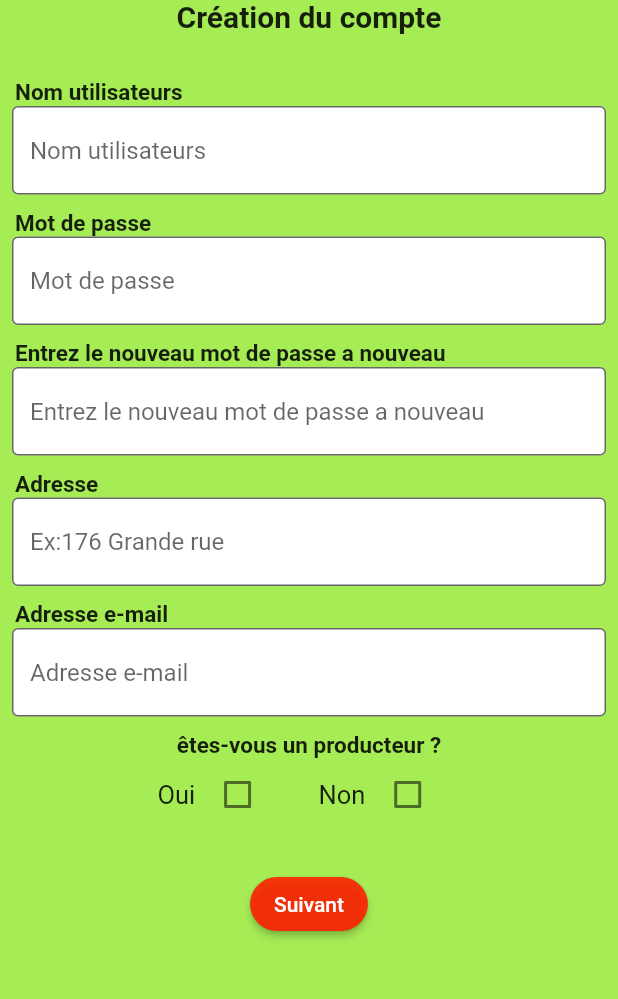
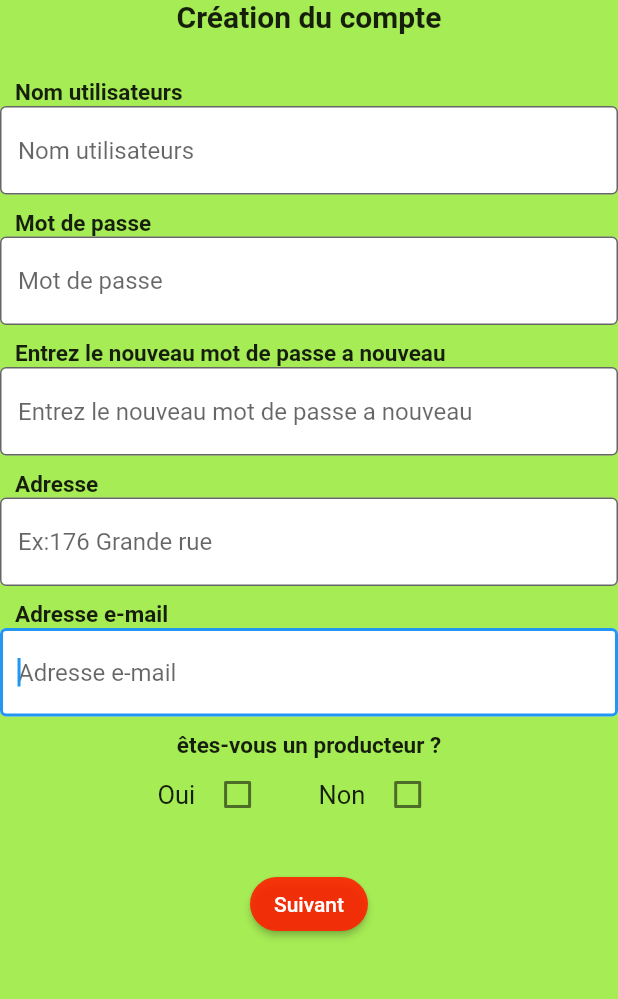
Before and after one commit to EdMkn/Capprojet_Locotigo, a Flutter app: the Page3 screen opened by its route, on a phone screen of 412 x 824 dp, the part 68-1067 px from its top. Run offline on Flutter 3.47's test engine with Material 2 defaults, Android fonts, the phone set to English and light mode, and no system bars; our stand-ins replace parse_server_sdk_flutter; missing offline and left inert: maps_launcher; network calls fail.

Commit message:
modification de la page d'inscription

```diff
--- a/lib/create_account.dart
+++ b/lib/create_account.dart
@@ -3,17 +3,73 @@ import 'dart:async';
 import 'main.dart';
 import 'create_account_next.dart';
 
-class Page3 extends StatelessWidget {
+class Page3 extends StatefulWidget {
+  @override
+  _Page3State createState() => _Page3State();
+}
+
+class _Page3State extends State<Page3> {
   final _formKey = GlobalKey<FormState>();
   bool valuefirst = false;
   bool valuesecond = false;
   bool isChecked = false;
+  final todoController = TextEditingController();
+
+  String username = '';
+  String pswd = '';
+  String adresse = '';
+  String email = '';
+
+  validationForm() {
+    if (_formKey.currentState != null) {
+      if (_formKey.currentState!.validate()) {
+        _formKey.currentState!.save();
+        debugPrint('$username');
+        debugPrint('$pswd');
+        debugPrint('$adresse');
+        debugPrint('$email');
+        _formKey.currentState!.reset();
+        Navigator.push(context,
+            MaterialPageRoute(builder: (BuildContext context) {
+          return Page4();
+        }));
+      } else {
+        debugPrint('Error...');
+      }
+    } else {
+      debugPrint('impossible');
+    }
+  }
+
+  /*void addToDo() async {
+    if (todoController.text.trim().isEmpty) {
+      ScaffoldMessenger.of(context).showSnackBar(SnackBar(
+        content: Text("Empty title"),
+        duration: Duration(seconds: 2),
+      ));
+      return;
+    }
+    await saveTodo(todoController.text);
+    setState(() {
+      todoController.clear();
+    });
+  }
+  Future<void> saveTodo(String title) async {
+    await Future.delayed(Duration(seconds: 1), () {});
+  }
+
+  Future<List<ParseObject>> getTodo() async {
+    await Future.delayed(Duration(seconds: 2), () {});
+    return [];
+  }*/
   @override
   Widget build(BuildContext context) {
     return Scaffold(
       backgroundColor:
           Color.alphaBlend(Color(0xffa6ec55), Colors.lightGreenAccent),
-      body: Center(
+      body: Form(
+        key: _formKey,
+        child: Center(
           child: Column(
             children: <Widget>[
               Align(
@@ -36,22 +92,29 @@ class Page3 extends StatelessWidget {
                     alignment: Alignment.center,
                     child: Text(
                       'Nom utilisateurs',
-                    style: TextStyle(fontSize: 15, fontWeight: FontWeight.bold),
+                      style:
+                          TextStyle(fontSize: 15, fontWeight: FontWeight.bold),
                     ),
                   ),
                 ],
               ),
-            const Padding(
-              padding: EdgeInsets.symmetric(horizontal: 8),
-              child: TextField(
+              //             const Padding(
+              //              padding: EdgeInsets.symmetric(horizontal: 8),
+              //              child:
+              TextFormField(
                 decoration: InputDecoration(
                   filled: true, //<-- SEE HERE
                   fillColor: Color(0xffffffff),
                   border: OutlineInputBorder(),
                   hintText: 'Nom utilisateurs',
                 ),
+                keyboardType: TextInputType.text,
+                validator: (val) =>
+                    {val ?? ''}.length == 0 ? "Validez votre nom" : null,
+                onSaved: (val) => username = val ?? '',
+                //onSubmitted: (value) => {},
               ),
-            ),
+//              ),
               SizedBox(
                 //Use of SizedBox
                 height: 10,
@@ -65,21 +128,21 @@ class Page3 extends StatelessWidget {
                     alignment: Alignment.center,
                     child: Text(
                       'Mot de passe',
-                    style: TextStyle(fontSize: 15, fontWeight: FontWeight.bold),
+                      style:
+                          TextStyle(fontSize: 15, fontWeight: FontWeight.bold),
                     ),
                   ),
                 ],
               ),
-            const Padding(
-              padding: EdgeInsets.symmetric(horizontal: 8),
-              child: TextField(
+              TextFormField(
                 decoration: InputDecoration(
                   filled: true, //<-- SEE HERE
                   fillColor: Color(0xffffffff),
                   border: OutlineInputBorder(),
                   hintText: 'Mot de passe',
                 ),
-              ),
+                keyboardType: TextInputType.text,
+                onSaved: (val) => pswd = val ?? '',
               ),
               SizedBox(
                 //Use of SizedBox
@@ -94,21 +157,22 @@ class Page3 extends StatelessWidget {
                     alignment: Alignment.center,
                     child: Text(
                       'Entrez le nouveau mot de passe a nouveau',
-                    style: TextStyle(fontSize: 15, fontWeight: FontWeight.bold),
+                      style:
+                          TextStyle(fontSize: 15, fontWeight: FontWeight.bold),
                     ),
                   ),
                 ],
               ),
-            const Padding(
-              padding: EdgeInsets.symmetric(horizontal: 8),
-              child: TextField(
+              TextFormField(
                 decoration: InputDecoration(
                   filled: true, //<-- SEE HERE
                   fillColor: Color(0xffffffff),
                   border: OutlineInputBorder(),
                   hintText: 'Entrez le nouveau mot de passe a nouveau',
                 ),
-              ),
+                keyboardType: TextInputType.text,
+                validator: (val) =>
+                    pswd != val ? "Les mots de passe sont differents" : null,
               ),
               SizedBox(
                 //Use of SizedBox
@@ -123,21 +187,21 @@ class Page3 extends StatelessWidget {
                     alignment: Alignment.center,
                     child: Text(
                       'Adresse',
-                    style: TextStyle(fontSize: 15, fontWeight: FontWeight.bold),
+                      style:
+                          TextStyle(fontSize: 15, fontWeight: FontWeight.bold),
                     ),
                   ),
                 ],
               ),
-            const Padding(
-              padding: EdgeInsets.symmetric(horizontal: 8),
-              child: TextField(
+              TextFormField(
                 decoration: InputDecoration(
                   filled: true, //<-- SEE HERE
                   fillColor: Color(0xffffffff),
                   border: OutlineInputBorder(),
                   hintText: 'Ex:176 Grande rue',
                 ),
-              ),
+                keyboardType: TextInputType.text,
+                onSaved: (val) => adresse = val ?? '',
               ),
               SizedBox(
                 //Use of SizedBox
@@ -152,21 +216,24 @@ class Page3 extends StatelessWidget {
                     alignment: Alignment.center,
                     child: Text(
                       'Adresse e-mail',
-                    style: TextStyle(fontSize: 15, fontWeight: FontWeight.bold),
+                      style:
+                          TextStyle(fontSize: 15, fontWeight: FontWeight.bold),
                     ),
                   ),
                 ],
               ),
-            const Padding(
-              padding: EdgeInsets.symmetric(horizontal: 8),
-              child: TextField(
+              TextFormField(
                 decoration: InputDecoration(
                   filled: true, //<-- SEE HERE
                   fillColor: Color(0xffffffff),
                   border: OutlineInputBorder(),
                   hintText: 'Adresse e-mail',
                 ),
-              ),
+                keyboardType: TextInputType.text,
+                autocorrect: true,
+                autofocus: true,
+                onSaved: (val) => email = val ?? '',
+                obscureText: true,
               ),
               SizedBox(
                 //Use of SizedBox
@@ -209,12 +276,7 @@ class Page3 extends StatelessWidget {
                 height: 25,
               ),
               ElevatedButton(
-              onPressed: () {
-                Navigator.push(context,
-                    MaterialPageRoute(builder: (BuildContext context) {
-                  return Page4();
-                }));
-              },
+                onPressed: validationForm,
                 child: Text('Suivant'),
                 style: ElevatedButton.styleFrom(
                     shape: StadiumBorder(), primary: Color(0xe2ff1e00)),
@@ -222,6 +284,7 @@ class Page3 extends StatelessWidget {
             ],
           ),
         ),
+      ),
     );
   }
 }
```
Lines whose indentation alone changed are shown as unchanged.
